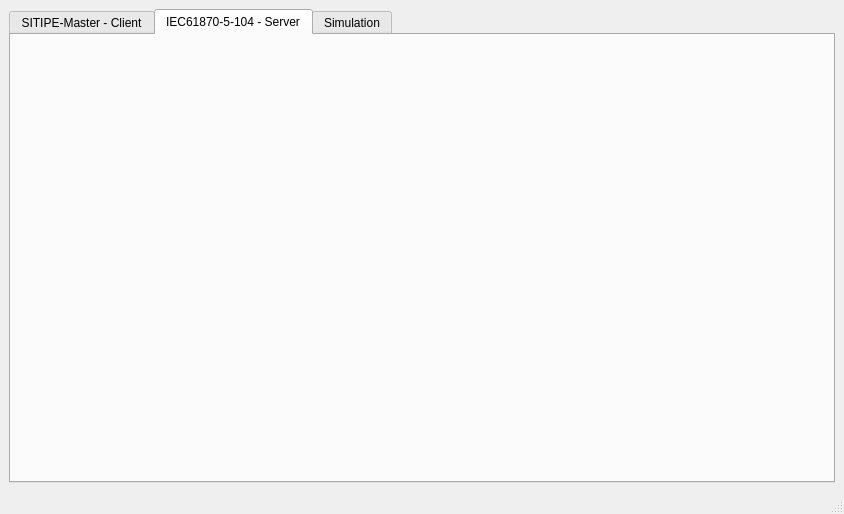
Qt form examples/QtWidgets/Qt6CMake-main/forms/mainwindow.ui (Pfannex/IEC61850_Qt) before a commit.
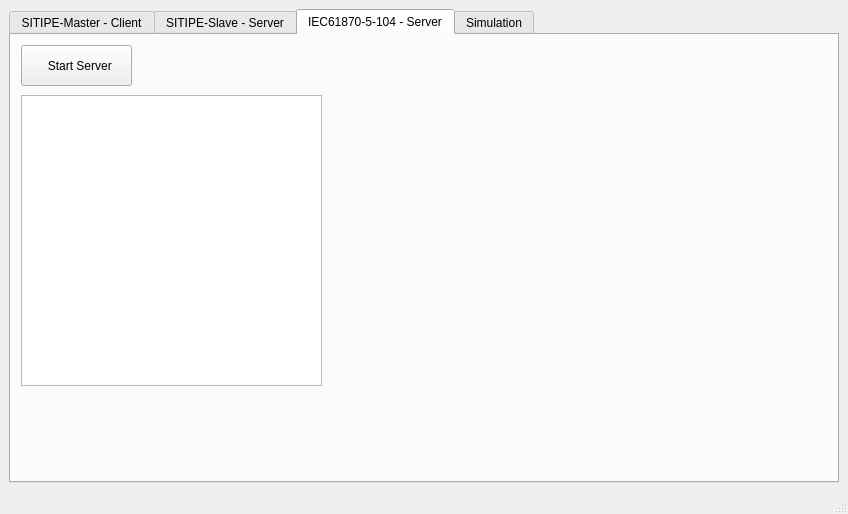
The same form after that commit. Icons and pictures are not drawn.

```diff
--- a/examples/QtWidgets/Qt6CMake-main/forms/mainwindow.ui
+++ b/examples/QtWidgets/Qt6CMake-main/forms/mainwindow.ui
@@ -6,7 +6,7 @@
    <rect>
     <x>0</x>
     <y>0</y>
-    <width>844</width>
+    <width>848</width>
     <height>514</height>
    </rect>
   </property>
@@ -2497,10 +2497,60 @@
         </widget>
        </widget>
       </widget>
+      <widget class="QWidget" name="SITIPESlave">
+       <attribute name="title">
+        <string>SITIPE-Slave - Server</string>
+       </attribute>
+      </widget>
       <widget class="QWidget" name="IEC104">
        <attribute name="title">
         <string>IEC61870-5-104 - Server</string>
        </attribute>
+       <widget class="QPushButton" name="bu_startServer">
+        <property name="geometry">
+         <rect>
+          <x>10</x>
+          <y>10</y>
+          <width>111</width>
+          <height>41</height>
+         </rect>
+        </property>
+        <property name="styleSheet">
+         <string notr="true"/>
+        </property>
+        <property name="text">
+         <string>  Start Server</string>
+        </property>
+        <property name="icon">
+         <iconset>
+          <normaloff>../build/pic/test.png</normaloff>../build/pic/test.png</iconset>
+        </property>
+        <property name="checkable">
+         <bool>true</bool>
+        </property>
+       </widget>
+       <widget class="QListWidget" name="lw_serverLog_2">
+        <property name="geometry">
+         <rect>
+          <x>10</x>
+          <y>60</y>
+          <width>301</width>
+          <height>291</height>
+         </rect>
+        </property>
+        <property name="font">
+         <font>
+          <family>Calibri</family>
+          <pointsize>10</pointsize>
+         </font>
+        </property>
+        <property name="autoScroll">
+         <bool>true</bool>
+        </property>
+        <property name="itemAlignment">
+         <set>Qt::AlignRight</set>
+        </property>
+       </widget>
       </widget>
       <widget class="QWidget" name="tab">
        <attribute name="title">
```
Left out of the diff: 6 changed lines with no effect on the pictures.
